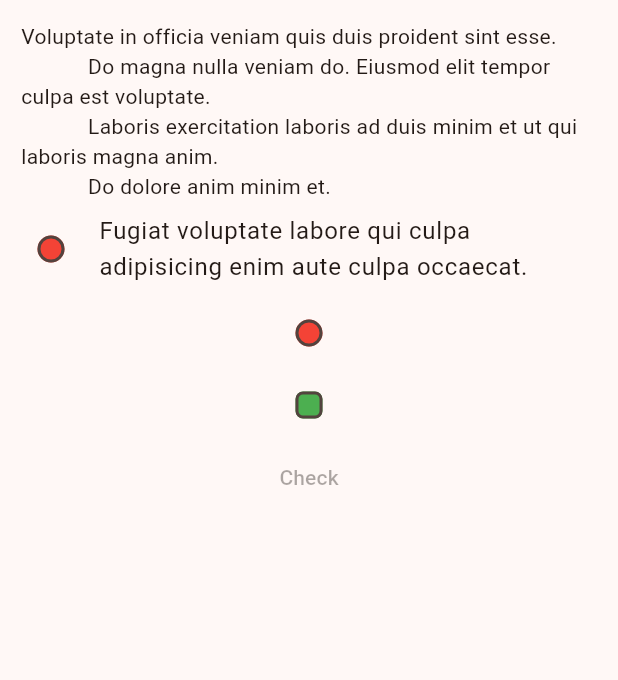
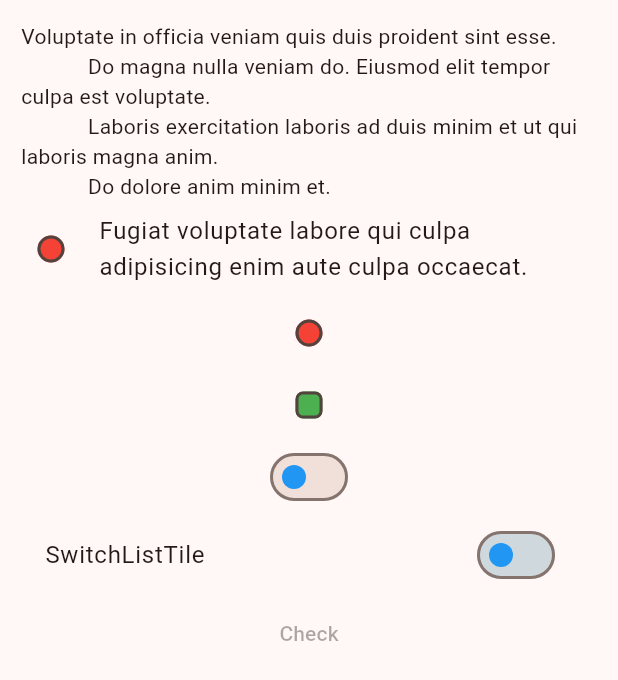
Before and after one commit to teorcl/inputs, a Flutter app: the CheckBoxPage screen opened by its route, on a phone screen of 412 x 824 dp. Shown: the top 680 px of the screen. Run offline on Flutter 3.47's test engine with Material 3 defaults, Android fonts, the phone set to English and light mode, and no system bars.

Commit message:
feat(check_box_page.dart, app_theme.dart): Se agrega switch y se agrama el custom theme para el switch

```diff
--- a/lib/pages/check_box_page.dart
+++ b/lib/pages/check_box_page.dart
@@ -63,6 +63,29 @@ class _CheckBoxPageState extends State<CheckBoxPage> {
                     borderRadius: BorderRadius.circular(5),
                   ),
                 ),
+                Switch(
+                  value: isChecked,
+                  onChanged: (value) {
+                    debugPrint('value🤬🤬🤬🤬🤬🤬: $value');
+                    setState(() {
+                      isChecked = value;
+                    });
+                  },
+                ),
+                SwitchListTile(
+                  value: isChecked,
+                  onChanged: (value) {
+                    debugPrint('value🤬🤬🤬🤬🤬🤬: $value');
+                    setState(() {
+                      isChecked = value;
+                    });
+                  },
+                  title: const Text(
+                    'SwitchListTile',
+                  ),
+                  inactiveTrackColor: Colors.blueGrey.shade100,
+                  activeTrackColor: Colors.blueGrey.shade900,
+                ),
                 MaterialButton(
                   //onPressed: onPressed,
                   //onPressed: () => onChanged(isChecked),
--- a/lib/utils/app_theme.dart
+++ b/lib/utils/app_theme.dart
@@ -37,5 +37,11 @@ ThemeData getThemeData(BuildContext context) {
     radioTheme: RadioThemeData(
       fillColor: WidgetStateProperty.all(Colors.red),
     ),
+    switchTheme: SwitchThemeData(
+      thumbColor: WidgetStateProperty.all(Colors.blue),
+      // trackColor: WidgetStateProperty.all(Colors.red),
+      // overlayColor: WidgetStateProperty.all(Colors.blueGrey.withValues()),
+      // materialTapTargetSize: MaterialTapTargetSize.shrinkWrap,
+    ),
   );
 }
```
